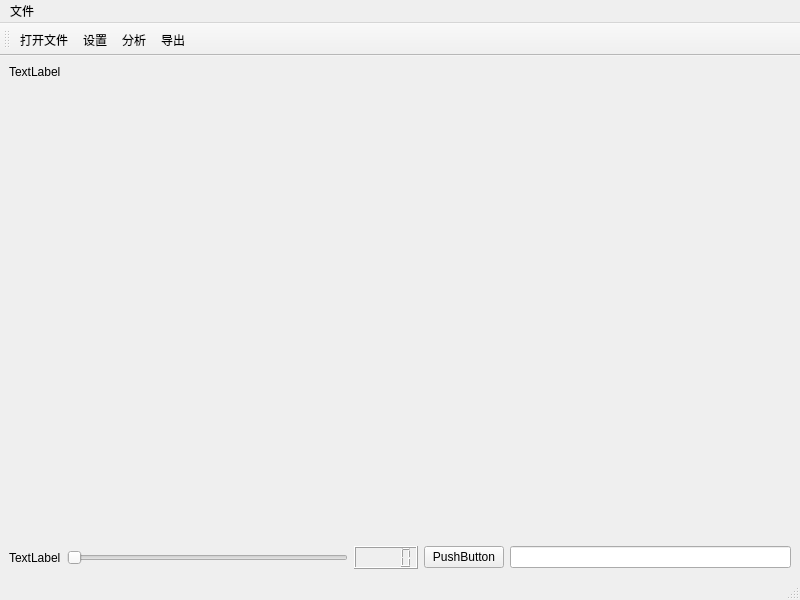
This is src/ui/main.ui in alchemist1234/QTracker2 as Qt 5 draws it before an edit. The edited form follows.
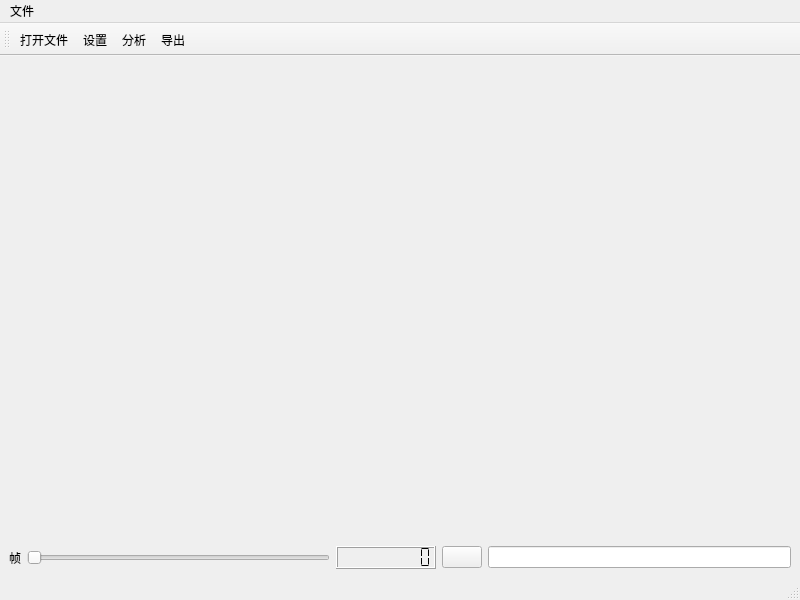
This is the edited form. Icons and pictures are not drawn.

Diff of the .ui file:
```diff
--- a/src/ui/main.ui
+++ b/src/ui/main.ui
@@ -20,7 +20,7 @@
       <item>
        <widget class="QLabel" name="lb_file_path">
         <property name="text">
-         <string>TextLabel</string>
+         <string/>
         </property>
        </widget>
       </item>
@@ -37,24 +37,47 @@
       <item>
        <widget class="QLabel" name="lb_frame">
         <property name="text">
-         <string>TextLabel</string>
+         <string>帧</string>
         </property>
        </widget>
       </item>
       <item>
        <widget class="QSlider" name="sl_frame">
+        <property name="maximum">
+         <number>0</number>
+        </property>
         <property name="orientation">
          <enum>Qt::Orientation::Horizontal</enum>
         </property>
+        <property name="tickPosition">
+         <enum>QSlider::TickPosition::NoTicks</enum>
+        </property>
        </widget>
       </item>
       <item>
-       <widget class="QLCDNumber" name="lcd_frame"/>
+       <widget class="QLCDNumber" name="lcd_frame">
+        <property name="digitCount">
+         <number>9</number>
+        </property>
+        <property name="segmentStyle">
+         <enum>QLCDNumber::SegmentStyle::Flat</enum>
+        </property>
+       </widget>
       </item>
       <item>
        <widget class="QPushButton" name="btn_play">
         <property name="text">
-         <string>PushButton</string>
+         <string/>
+        </property>
+        <property name="icon">
+         <iconset resource="../../resources.qrc">
+          <normaloff>:/icon/play</normaloff>:/icon/play</iconset>
+        </property>
+        <property name="iconSize">
+         <size>
+          <width>20</width>
+          <height>20</height>
+         </size>
         </property>
        </widget>
       </item>
```
